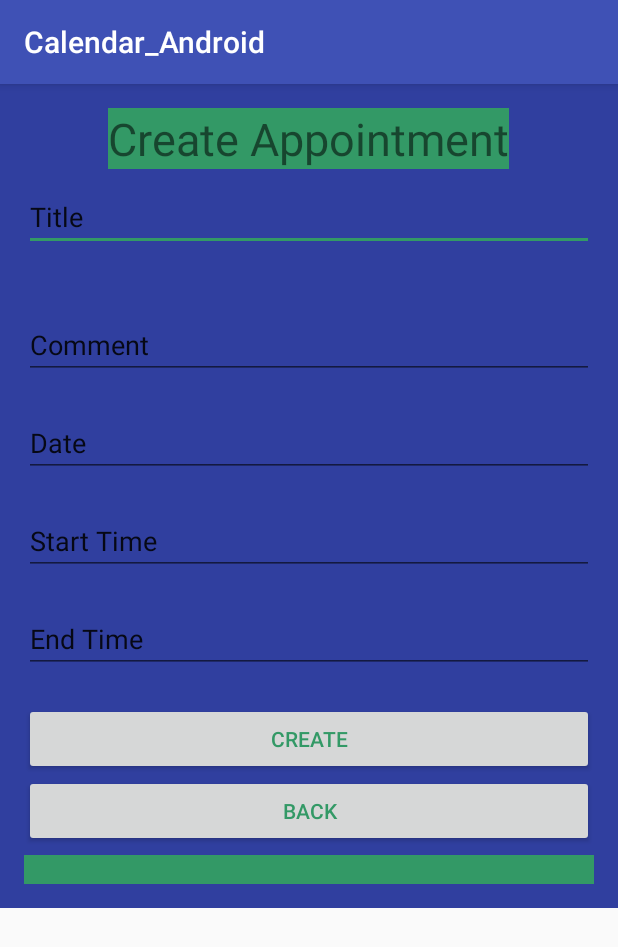
After one commit to emeldinc/Calendar_Android, an Android app: the AddAppointment screen opened directly, with no data from a screen before it, on a phone screen of 412 x 824 dp. The commit adds this screen. Shown: the top 947 px of the screen. Run offline under Robolectric (Android 15) with nearby library versions, the phone set to English and light mode, and no system bars; network calls fail.

Commit message:
Create Appointment

```diff
--- a/app/src/main/AndroidManifest.xml
+++ b/app/src/main/AndroidManifest.xml
@@ -17,6 +17,7 @@
                 <category android:name="android.intent.category.LAUNCHER" />
             </intent-filter>
         </activity>
+        <activity android:name=".AddAppointment"></activity>
     </application>
 
 
--- /dev/null
+++ b/app/src/main/java/com/example/monster/calendar_android/AddAppointment.java
@@ -0,0 +1,53 @@
+package com.example.monster.calendar_android;
+
+import android.content.Intent;
+import android.support.v7.app.AppCompatActivity;
+import android.os.Bundle;
+import android.view.View;
+import android.widget.Button;
+import android.widget.EditText;
+import android.widget.TextView;
+
+public class AddAppointment extends AppCompatActivity {
+    Button create;
+    EditText text1,text2,text3,text4,text5;
+    String title,comment,date,start_time,end_time;
+    @Override
+    protected void onCreate(Bundle savedInstanceState) {
+        super.onCreate(savedInstanceState);
+        setContentView(R.layout.activity_addappointment);
+        Intent intent = getIntent();
+
+        text1 = (EditText) findViewById(R.id.title);
+        text2 = (EditText) findViewById(R.id.comment);
+        text3 = (EditText) findViewById(R.id.date);
+        text4 = (EditText) findViewById(R.id.start_time);
+        text5 = (EditText) findViewById(R.id.end_time);
+        create = (Button) findViewById(R.id.create);
+        create.setOnClickListener(new View.OnClickListener() {
+            @Override
+            public void onClick(View view) {
+                sendMessage(view);
+            }
+        });
+
+    }
+    public void sendMessage(View view){
+        title=text1.getText().toString();
+        comment=text2.getText().toString();
+        date=text3.getText().toString();
+        start_time = text4.getText().toString();
+        end_time=text5.getText().toString();
+        String app = title+" "+comment+" "+date + " " +start_time+" "+end_time+" "+end_time;
+        TextView tv = (TextView) findViewById( R.id.tv );
+        tv.setText(app);
+       // System.out.println(title+" "+comment+" "+date + " " +start_time+" "+end_time+" "+end_time);
+
+    }
+    public void backMain(View view){
+
+        Intent intent=new Intent(this,MainActivity.class);
+        startActivity(intent);
+    }
+
+}
--- a/app/src/main/java/com/example/monster/calendar_android/MainActivity.java
+++ b/app/src/main/java/com/example/monster/calendar_android/MainActivity.java
@@ -10,6 +10,9 @@ import android.widget.CalendarView;
 import android.widget.TableLayout;
 import android.widget.TableRow;
 import android.widget.TextView;
+import android.widget.Button;
+import android.view.View;
+import android.content.Intent;
 
 
 import com.android.volley.Request;
@@ -59,6 +62,16 @@ public class MainActivity extends AppCompatActivity {
                 myDate.setText(date);
             }
         });*/
+        Button bttn_name;
+        bttn_name = (Button)findViewById(R.id.data);
+        bttn_name.setOnClickListener(new View.OnClickListener() {
+            @Override
+            public void onClick(View arg0) {
+                Intent intent=new Intent(MainActivity.this,AddAppointment.class);
+                startActivity(intent);
+
+            }
+        });
         final String URL = "https://beck-calendar4.herokuapp.com/api/v1/appointments";
         StringRequest stringGETRequest = new StringRequest(Request.Method.GET, URL, new Response.Listener<String>() {
             @Override
@@ -170,12 +183,10 @@ public class MainActivity extends AppCompatActivity {
             }
         });*/
 
-
-
-
-
-
-
+    }
+    public void send(View view){
+        Intent intent=new Intent(MainActivity.this,AddAppointment.class);
+        startActivity(intent);
     }
 
 
--- /dev/null
+++ b/app/src/main/res/layout/activity_addappointment.xml
@@ -0,0 +1,103 @@
+<?xml version="1.0" encoding="utf-8"?>
+<ScrollView android:layout_width="match_parent"
+    android:layout_height="match_parent"
+    xmlns:android="http://schemas.android.com/apk/res/android">
+    <RelativeLayout xmlns:android="http://schemas.android.com/apk/res/android"
+        xmlns:tools="http://schemas.android.com/tools"
+        android:layout_width="match_parent"
+        android:layout_height="match_parent"
+        android:paddingBottom="16dp"
+        android:paddingLeft="16dp"
+        android:paddingRight="16dp"
+        android:paddingTop="16dp"
+        android:background="@color/colorPrimaryDark"
+        android:orientation="vertical"
+        tools:context=".AddAppointment">
+        <TextView
+            android:layout_width="wrap_content"
+            android:layout_height="wrap_content"
+            android:text= "Create Appointment"
+            android:textSize="30dp"
+            android:layout_centerHorizontal="true"
+            android:layout_marginTop="0dp"
+            android:background="@color/colorAccent" />
+        <LinearLayout
+            android:layout_width="match_parent"
+            android:layout_height="wrap_content"
+            android:layout_marginTop="50dp"
+            android:orientation="vertical">
+            <android.support.design.widget.CoordinatorLayout
+                android:layout_width="match_parent"
+                android:layout_height="wrap_content">
+                <EditText
+                    android:layout_width="match_parent"
+                    android:layout_height="wrap_content"
+                    android:id="@+id/title"
+                    android:text="Title"
+                    android:layout_marginBottom="40dp"/>
+            </android.support.design.widget.CoordinatorLayout>
+            <android.support.design.widget.CoordinatorLayout
+                android:layout_width="match_parent"
+                android:layout_height="wrap_content">
+                <EditText
+                    android:layout_width="match_parent"
+                    android:layout_height="wrap_content"
+                    android:id="@+id/comment"
+                    android:text="Comment"
+                    android:layout_marginBottom="20dp"/>
+            </android.support.design.widget.CoordinatorLayout>
+            <android.support.design.widget.CoordinatorLayout
+                android:layout_width="match_parent"
+                android:layout_height="wrap_content">
+                <EditText
+                    android:layout_width="match_parent"
+                    android:layout_height="wrap_content"
+                    android:id="@+id/date"
+                    android:text="Date"
+                    android:layout_marginBottom="20dp"/>
+            </android.support.design.widget.CoordinatorLayout>
+            <android.support.design.widget.CoordinatorLayout
+                android:layout_width="match_parent"
+                android:layout_height="wrap_content">
+                <EditText
+                    android:layout_width="match_parent"
+                    android:layout_height="wrap_content"
+                    android:id="@+id/start_time"
+                    android:text="Start Time"
+                    android:layout_marginBottom="20dp"/>
+            </android.support.design.widget.CoordinatorLayout>
+            <android.support.design.widget.CoordinatorLayout
+                android:layout_width="match_parent"
+                android:layout_height="wrap_content">
+                <EditText
+                    android:layout_width="match_parent"
+                    android:layout_height="wrap_content"
+                    android:id="@+id/end_time"
+                    android:text="End Time"
+                    android:layout_marginBottom="20dp"/>
+            </android.support.design.widget.CoordinatorLayout>
+            <Button
+                android:layout_width="match_parent"
+                android:layout_height="wrap_content"
+                android:text="CREATE"
+                android:id="@+id/create"
+                android:onClick="sendMessage"
+                android:textColor="@color/colorAccent"/>
+            <Button
+                android:layout_width="match_parent"
+                android:layout_height="wrap_content"
+                android:text="BACK"
+                android:id="@+id/back"
+                android:onClick="backMain"
+                android:textColor="@color/colorAccent"/>
+            <TextView
+                android:id="@+id/tv"
+                android:layout_width="match_parent"
+                android:layout_height="match_parent"
+                android:layout_centerHorizontal="true"
+                android:layout_marginTop="5dp"
+                android:background="@color/colorAccent" />
+
+        </LinearLayout>
+    </RelativeLayout>
+</ScrollView>
--- a/app/src/main/res/layout/activity_main.xml
+++ b/app/src/main/res/layout/activity_main.xml
@@ -34,21 +34,23 @@
 
         </CalendarView>
     </LinearLayout>
-    <!--<Button
+    <Button
         android:id="@+id/data"
         android:background="@drawable/btn"
-        android:layout_marginLeft="120dp"
-        android:layout_marginTop="20dp"
-        android:text="Post Data"
+        android:layout_marginLeft="20dp"
+        android:layout_marginTop="10dp"
+        android:layout_marginBottom="10dp"
+        android:text="Create Appointment"
         android:textColor="#FFF"
-        android:paddingLeft="40dp"
+        android:paddingLeft="20dp"
         android:paddingRight="20dp"
-        android:layout_marginStart="120dp"
+        android:layout_marginStart="140dp"
+        android:onClick="send"
         android:layout_width="wrap_content"
         android:layout_height="wrap_content"
 
 
-        />-->
+        />
     <ScrollView
         android:layout_width="fill_parent"
         android:layout_height="fill_parent"
@@ -89,8 +91,6 @@
                 android:padding="3dip"
                 android:textColor="#339966"/>
         </TableRow>
-
-
     </TableLayout>
     </ScrollView>
 
```
